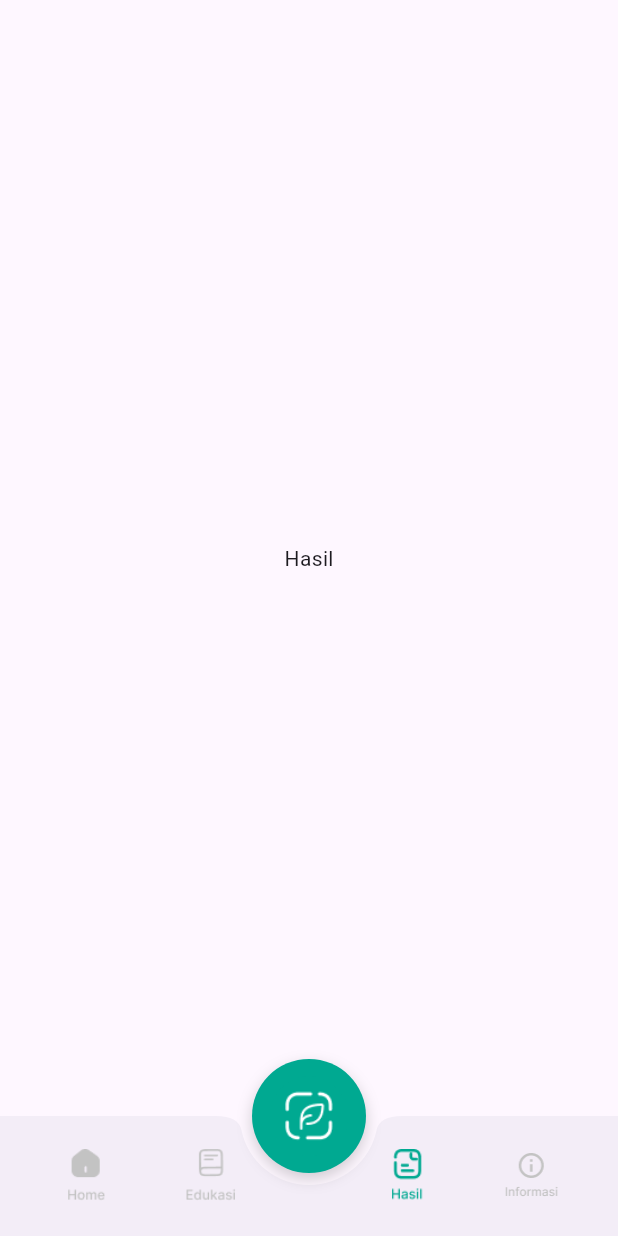
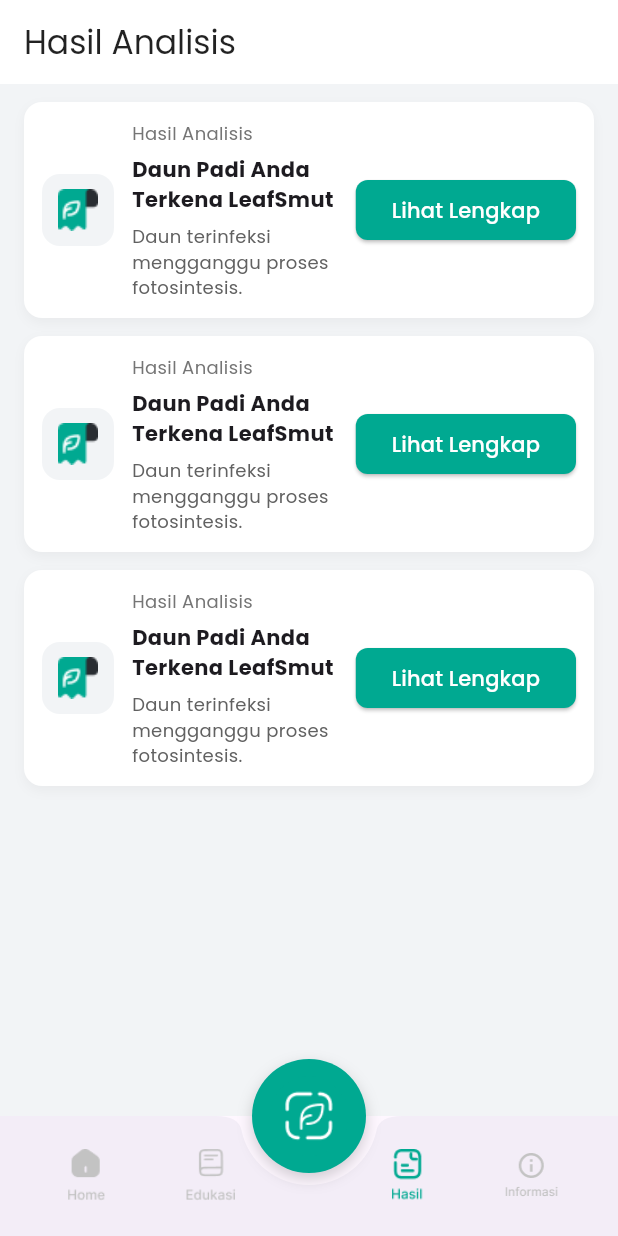
Before and after one commit to rakanatha2004/riceleafanalyzer, a Flutter app: the HomePage screen opened directly, item 3 of the bottom bar chosen, on a phone screen of 412 x 824 dp. Run offline on Flutter 3.47's test engine with Material 3 defaults, Android fonts, the phone set to English and light mode, and no system bars; our stand-ins replace camera, google_fonts, image_picker.

Commit message:
feat: hasil/analisis, informasi

```diff
--- /dev/null
+++ b/lib/pages/hasil.dart
@@ -0,0 +1,194 @@
+import 'dart:io';
+
+import 'package:flutter/material.dart';
+import 'package:google_fonts/google_fonts.dart';
+import 'analisis.dart';
+
+class HasilPage extends StatelessWidget {
+  /// path of the image taken from the camera (optional)
+  final String? imagePath;
+
+  const HasilPage({Key? key, this.imagePath}) : super(key: key);
+
+  @override
+  Widget build(BuildContext context) {
+    final accent = const Color(0xFF00A991);
+
+    // Example results list; in production this should come from your detection model output
+    final results = List.generate(
+      3,
+      (i) => _HasilItem(
+        title: 'Daun Padi Anda Terkena LeafSmut',
+        subtitle: 'Daun terinfeksi mengganggu proses fotosintesis.',
+        imagePath: imagePath,
+      ),
+    );
+
+    return Scaffold(
+      backgroundColor: const Color(0xFFF2F4F6),
+      appBar: AppBar(
+        backgroundColor: Colors.white,
+        elevation: 0,
+        title: Text(
+          'Hasil Analisis',
+          style: GoogleFonts.poppins(color: Colors.black87),
+        ),
+        centerTitle: false,
+        iconTheme: const IconThemeData(color: Colors.black87),
+      ),
+      body: Padding(
+        padding: const EdgeInsets.symmetric(horizontal: 16, vertical: 12),
+        child: ListView.separated(
+          itemCount: results.length,
+          separatorBuilder: (_, __) => const SizedBox(height: 12),
+          itemBuilder: (context, idx) {
+            final item = results[idx];
+            return _HasilCard(item: item, accent: accent);
+          },
+        ),
+      ),
+    );
+  }
+}
+
+class _HasilItem {
+  final String title;
+  final String subtitle;
+  final String? imagePath;
+
+  const _HasilItem({
+    required this.title,
+    required this.subtitle,
+    this.imagePath,
+  });
+}
+
+class _HasilCard extends StatelessWidget {
+  final _HasilItem item;
+  final Color accent;
+
+  const _HasilCard({Key? key, required this.item, required this.accent})
+    : super(key: key);
+
+  @override
+  Widget build(BuildContext context) {
+    return Container(
+      padding: const EdgeInsets.all(12),
+      decoration: BoxDecoration(
+        color: Colors.white,
+        borderRadius: BorderRadius.circular(12),
+        boxShadow: [
+          BoxShadow(
+            color: Colors.black.withAlpha((0.04 * 255).round()),
+            blurRadius: 6,
+            offset: const Offset(0, 3),
+          ),
+        ],
+      ),
+      child: Row(
+        children: [
+          // left badge: icon from assets (hasil-analisis)
+          Container(
+            width: 48,
+            height: 48,
+            decoration: BoxDecoration(
+              color: const Color(0xFFF2F4F6),
+              borderRadius: BorderRadius.circular(12),
+            ),
+            child: Center(
+              child: Image.asset(
+                'assets/icon/hasil-analisis.png',
+                width: 28,
+                height: 28,
+                fit: BoxFit.contain,
+                errorBuilder: (ctx, err, st) =>
+                    const Icon(Icons.analytics, color: Colors.grey),
+              ),
+            ),
+          ),
+          const SizedBox(width: 12),
+          // title & subtitle
+          Expanded(
+            child: Column(
+              crossAxisAlignment: CrossAxisAlignment.start,
+              children: [
+                Text(
+                  'Hasil Analisis',
+                  style: GoogleFonts.poppins(
+                    fontSize: 12,
+                    color: Colors.grey.shade600,
+                  ),
+                ),
+                const SizedBox(height: 6),
+                Text(
+                  item.title,
+                  style: GoogleFonts.poppins(
+                    fontSize: 14,
+                    fontWeight: FontWeight.w700,
+                  ),
+                ),
+                const SizedBox(height: 6),
+                Text(
+                  item.subtitle,
+                  style: GoogleFonts.poppins(
+                    fontSize: 12,
+                    color: Colors.grey.shade700,
+                  ),
+                ),
+              ],
+            ),
+          ),
+
+          // right: thumbnail (from captured image) and CTA button
+          if (item.imagePath != null) ...[
+            ClipRRect(
+              borderRadius: BorderRadius.circular(8),
+              child: Image.file(
+                File(item.imagePath!),
+                width: 64,
+                height: 64,
+                fit: BoxFit.cover,
+                errorBuilder: (c, e, s) => _thumbPlaceholder(),
+              ),
+            ),
+            const SizedBox(width: 8),
+          ] else ...[
+            const SizedBox(width: 8),
+          ],
+
+          ElevatedButton(
+            style: ElevatedButton.styleFrom(
+              backgroundColor: accent,
+              shape: RoundedRectangleBorder(
+                borderRadius: BorderRadius.circular(8),
+              ),
+            ),
+            onPressed: () {
+              // open detailed result view (Analisis)
+              Navigator.of(context).push(
+                MaterialPageRoute(
+                  builder: (_) => AnalisisPage(
+                    imagePath: item.imagePath,
+                    label: 'Blast',
+                    accuracy: 1.0,
+                  ),
+                ),
+              );
+            },
+            child: Text(
+              'Lihat Lengkap',
+              style: GoogleFonts.poppins(color: Colors.white),
+            ),
+          ),
+        ],
+      ),
+    );
+  }
+
+  Widget _thumbPlaceholder() => Container(
+    width: 64,
+    height: 64,
+    color: Colors.grey.shade200,
+    child: const Center(child: Icon(Icons.image, color: Colors.grey)),
+  );
+}
--- a/lib/pages/home.dart
+++ b/lib/pages/home.dart
@@ -3,6 +3,8 @@ import 'package:google_fonts/google_fonts.dart';
 import '../widget/bottom_navbar.dart';
 import 'edukasi.dart';
 import 'scan.dart';
+import 'hasil.dart';
+import 'informasi.dart';
 
 class HomePage extends StatefulWidget {
   const HomePage({super.key});
@@ -24,8 +26,9 @@ class _HomePageState extends State<HomePage> {
       _buildHome(context),
       const EdukasiPage(),
       const Center(child: Text('Scan')),
-      const Center(child: Text('Hasil')),
-      const Center(child: Text('Informasi')),
+      // show the HasilPage when the Hasil tab is selected
+      const HasilPage(),
+      const InformasiPage(),
     ];
 
     return Scaffold(
--- a/pubspec.yaml
+++ b/pubspec.yaml
@@ -93,6 +93,7 @@ flutter:
     - assets/images/blast.png
     - assets/images/brownspot.png
     - assets/images/leafsmut.png
+    - assets/icon/hasil-analisis.png
 
   # To add assets to your application, add an assets section, like this:
   # assets:
```
Also changed, not shown: lib/pages/analisis.dart (added, +188 -0 lines), lib/pages/informasi.dart (added, +119 -0 lines), lib/pages/scan.dart (+5 -21 lines), assets/icon/hasil-analisis.png (added), 1 other file.
